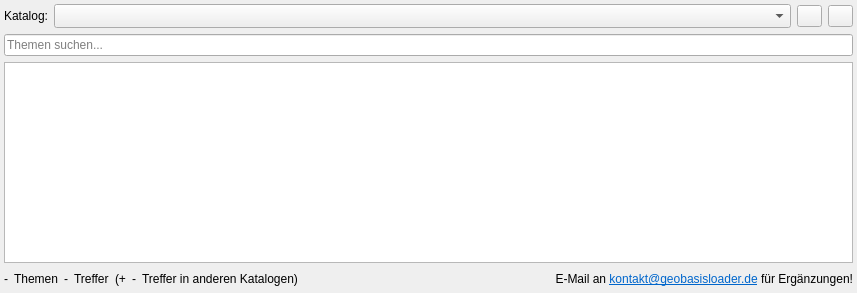
First picture: the form in resources/design_files/catalog_tab.ui, repository geoObserver/geobasis_loader, before the edit.
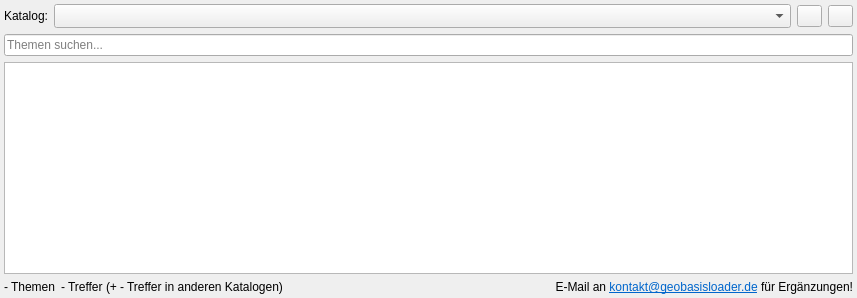
Second picture: the form after the edit. Custom widgets are drawn as their Qt base class.

Commit message: fix(ui): adjust widget heights to make hint line the same hieght everywhere and removed spacing to layouts in hint lines of catalog, favorites, and presets tabs

The edit to the form file:
```diff
--- a/resources/design_files/catalog_tab.ui
+++ b/resources/design_files/catalog_tab.ui
@@ -7,7 +7,7 @@
     <x>0</x>
     <y>0</y>
     <width>857</width>
-    <height>293</height>
+    <height>298</height>
    </rect>
   </property>
   <property name="windowTitle">
@@ -250,6 +250,9 @@
             <bool>true</bool>
            </property>
            <layout class="QHBoxLayout" name="horizontalLayout_4">
+            <property name="spacing">
+             <number>3</number>
+            </property>
             <property name="leftMargin">
              <number>0</number>
             </property>
@@ -288,6 +291,9 @@
          <item>
           <widget class="QWidget" name="search_count_widget" native="true">
            <layout class="QHBoxLayout" name="horizontalLayout_5">
+            <property name="spacing">
+             <number>3</number>
+            </property>
             <property name="leftMargin">
              <number>0</number>
             </property>
@@ -317,6 +323,9 @@
             <item>
              <widget class="QWidget" name="other_catalog_search_count_widget" native="true">
               <layout class="QHBoxLayout" name="horizontalLayout_6">
+               <property name="spacing">
+                <number>3</number>
+               </property>
                <property name="leftMargin">
                 <number>0</number>
                </property>
@@ -367,7 +376,7 @@
         <property name="sizeHint" stdset="0">
          <size>
           <width>5</width>
-          <height>20</height>
+          <height>0</height>
          </size>
         </property>
        </spacer>
```
The commit also changes 2 other files.
